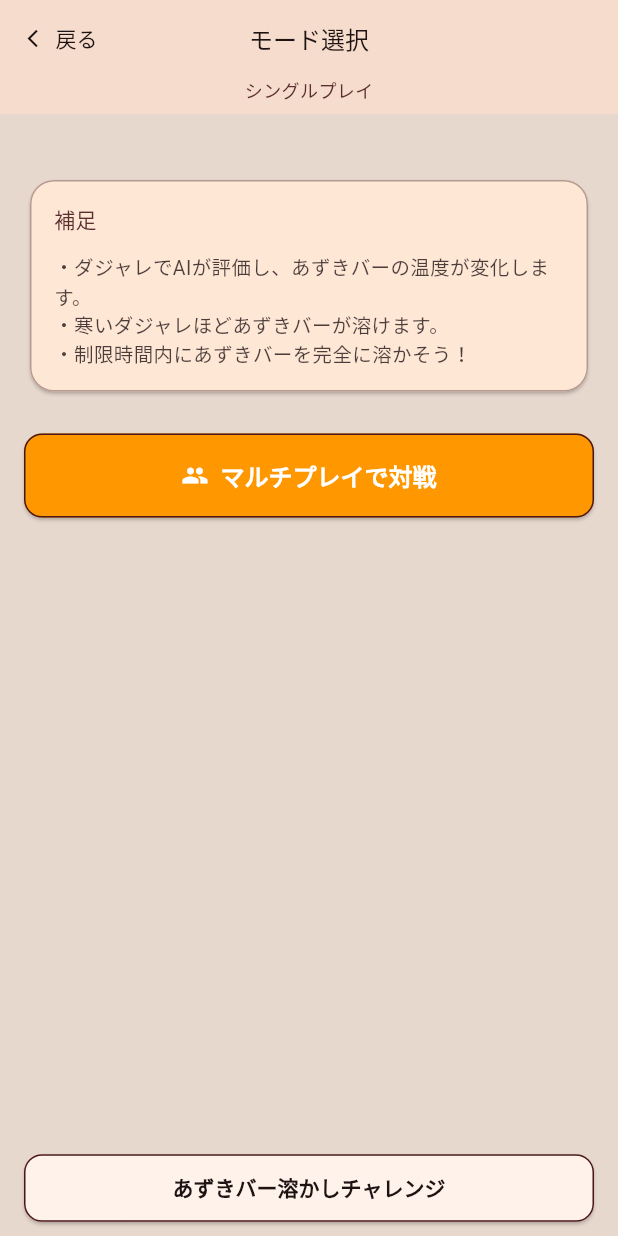
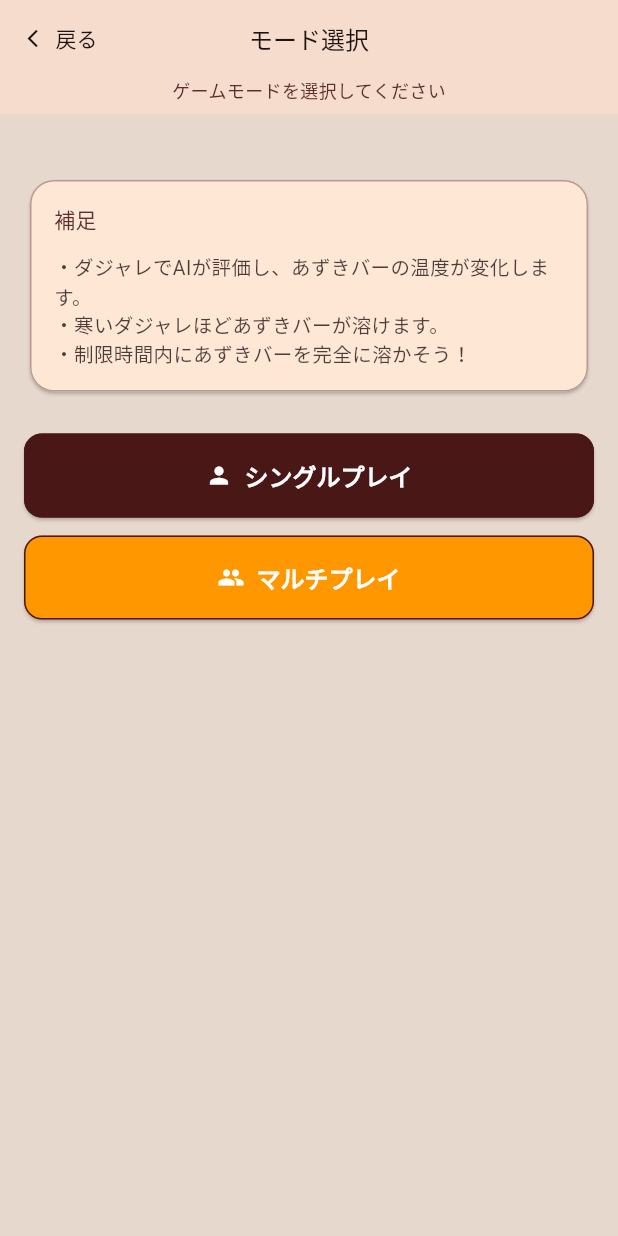
Before and after one commit to fukai0116/spajam-2025, a Flutter app: the ModeSelectionScreen screen opened by its route, on a phone screen of 412 x 824 dp. Run offline on Flutter 3.47's test engine with Material 3 defaults, Android fonts, the light colour scheme and no system bars; our stand-ins replace go_router, socket_io_client; Roboto replaces fonts that are missing (ui-sans-serif).

Commit message:
fix: モード選択画面のシングル/マルチプレイボタンを修正
- モード選択画面でシングルプレイとマルチプレイを明確に分離
- シングルプレイボタンを追加し、正しいルートに遷移するよう修正
- 画面タイトルを「ゲームモードを選択してください」に変更
- 底部のボタンを削除し、メインエリアにボタンを配置

```diff
--- a/lib/screens/mode_selection_screen.dart
+++ b/lib/screens/mode_selection_screen.dart
@@ -29,7 +29,7 @@ class ModeSelectionScreen extends StatelessWidget {
           child: Padding(
             padding: const EdgeInsets.only(bottom: 8.0),
             child: Text(
-              'シングルプレイ',
+              'ゲームモードを選択してください',
               style: TextStyle(color: theme.colorScheme.secondary, fontSize: 12),
             ),
           ),
@@ -77,7 +77,33 @@ class ModeSelectionScreen extends StatelessWidget {
 
                 const SizedBox(height: 24),
 
-                // マルチプレイボタン追加
+                // シングルプレイボタン
+                ElevatedButton(
+                  onPressed: () => context.push('/mode/single_play'),
+                  style: ElevatedButton.styleFrom(
+                    backgroundColor: theme.colorScheme.primary,
+                    foregroundColor: Colors.white,
+                    padding: const EdgeInsets.symmetric(vertical: 16),
+                  ),
+                  child: const Row(
+                    mainAxisAlignment: MainAxisAlignment.center,
+                    children: [
+                      Icon(Icons.person),
+                      SizedBox(width: 8),
+                      Text(
+                        'シングルプレイ',
+                        style: TextStyle(
+                          fontSize: 16,
+                          fontWeight: FontWeight.bold,
+                        ),
+                      ),
+                    ],
+                  ),
+                ),
+
+                const SizedBox(height: 12),
+
+                // マルチプレイボタン
                 ElevatedButton(
                   onPressed: () => context.push('/multiplay'),
                   style: ElevatedButton.styleFrom(
@@ -91,7 +117,7 @@ class ModeSelectionScreen extends StatelessWidget {
                       Icon(Icons.people),
                       SizedBox(width: 8),
                       Text(
-                        'マルチプレイで対戦',
+                        'マルチプレイ',
                         style: TextStyle(
                           fontSize: 16,
                           fontWeight: FontWeight.bold,
@@ -105,15 +131,6 @@ class ModeSelectionScreen extends StatelessWidget {
           ),
         ),
       ),
-      bottomNavigationBar: Padding(
-        padding: EdgeInsets.fromLTRB(16, 8, 16, 8 + MediaQuery.of(context).padding.bottom),
-        child: ElevatedButton(
-          onPressed: () {
-            context.push('/mode/single_play');
-          },
-          child: const Text('あずきバー溶かしチャレンジ'),
-        ),
-      ),
     );
   }
 }
```
